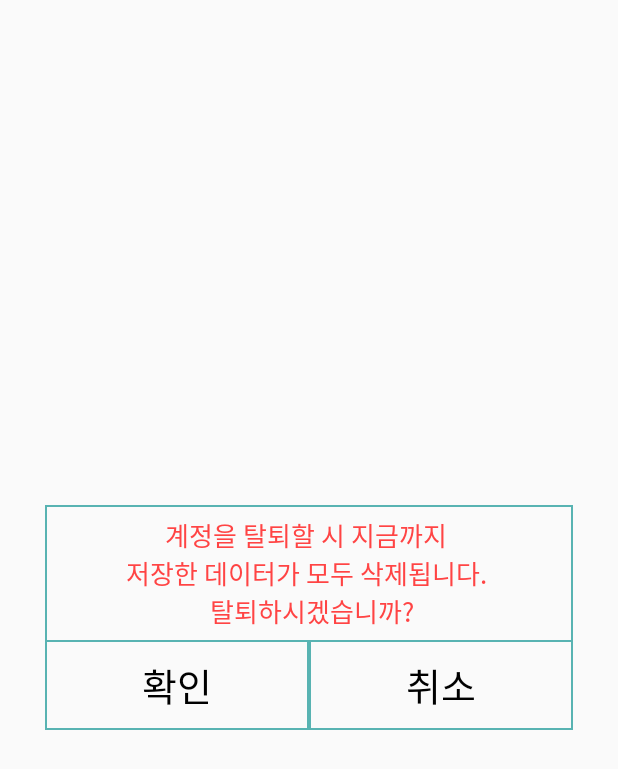
After one commit to SimplePro/TodoAndMemo2, an Android app: the layout secession_dialog.xml on its own in the app's theme, with its tools: preview values and no code run, on a phone screen of 412 x 824 dp. The commit adds this screen. Shown: the top 769 px of the screen. Run offline under Robolectric (Android 15) with nearby library versions, the phone set to English and light mode, and no system bars.

```diff
--- a/app/src/main/AndroidManifest.xml
+++ b/app/src/main/AndroidManifest.xml
@@ -11,7 +11,8 @@
         android:roundIcon="@mipmap/ic_launcher_round"
         android:supportsRtl="true"
         android:theme="@style/Theme.AppCompat.Light.NoActionBar">
-        <activity android:name=".activity.ChangePasswordChapterTwo"></activity>
+        <activity android:name=".activity.SecessionActivity"></activity>
+        <activity android:name=".activity.ChangePasswordChapterTwo" />
         <activity android:name=".activity.ChangePasswordChapterOne" />
         <activity android:name=".activity.SignUpActivity" />
         <activity android:name=".activity.LoginActivity" />
--- a/app/src/main/java/com/example/secondtodoandmemo/activity/ChangePasswordChapterOne.kt
+++ b/app/src/main/java/com/example/secondtodoandmemo/activity/ChangePasswordChapterOne.kt
@@ -43,6 +43,9 @@ class ChangePasswordChapterOne : AppCompatActivity() {
                         }
                     }
                 }
+                    .addOnFailureListener {
+                        Toast.makeText(applicationContext, "통신에 실패하였습니다.", Toast.LENGTH_LONG).show()
+                    }
             }
         }
     }
--- a/app/src/main/java/com/example/secondtodoandmemo/activity/ChangePasswordChapterTwo.kt
+++ b/app/src/main/java/com/example/secondtodoandmemo/activity/ChangePasswordChapterTwo.kt
@@ -43,6 +43,9 @@ class ChangePasswordChapterTwo : AppCompatActivity() {
                             val userData = UserForm(userGetId.toString(), password, userGetEmail.toString())
                             userDocRef.set(userData)
                         }
+                        .addOnFailureListener {
+                            Toast.makeText(applicationContext, "통신에 실패하였습니다.", Toast.LENGTH_LONG).show()
+                        }
                     val intent = Intent(this, MainActivity::class.java)
                     startActivity(intent)
                     finish()
--- a/app/src/main/java/com/example/secondtodoandmemo/activity/MainActivity.kt
+++ b/app/src/main/java/com/example/secondtodoandmemo/activity/MainActivity.kt
@@ -1272,7 +1272,9 @@ class MainActivity : AppCompatActivity(),
             }
 
             R.id.secession -> {
-//                val intent = Intent(this, )
+                val intent = Intent(this, SecessionActivity::class.java)
+                startActivity(intent)
+                finish()
             }
 
             R.id.changePassword -> {
--- /dev/null
+++ b/app/src/main/res/drawable/secession_answer_button_background.xml
@@ -0,0 +1,17 @@
+<?xml version="1.0" encoding="utf-8"?>
+<selector xmlns:android="http://schemas.android.com/apk/res/android">
+
+    <item>
+
+        <shape>
+
+            <stroke
+                android:width="1dp"
+                android:color="#58B3B2"/>
+
+
+        </shape>
+
+    </item>
+
+</selector>
--- /dev/null
+++ b/app/src/main/res/drawable/secession_cancel_button_background.xml
@@ -0,0 +1,17 @@
+<?xml version="1.0" encoding="utf-8"?>
+<selector xmlns:android="http://schemas.android.com/apk/res/android">
+
+    <item>
+
+        <shape>
+
+            <stroke
+                android:width="1dp"
+                android:color="#58B3B2"/>
+
+
+        </shape>
+
+    </item>
+
+</selector>
--- /dev/null
+++ b/app/src/main/res/drawable/secession_dialog_background.xml
@@ -0,0 +1,16 @@
+<?xml version="1.0" encoding="utf-8"?>
+<selector xmlns:android="http://schemas.android.com/apk/res/android">
+
+    <item>
+
+        <shape>
+
+            <stroke
+                android:width="1dp"
+                android:color="#58B3B2"/>
+
+        </shape>
+
+    </item>
+
+</selector>
--- /dev/null
+++ b/app/src/main/res/layout/secession_dialog.xml
@@ -0,0 +1,60 @@
+<?xml version="1.0" encoding="utf-8"?>
+<RelativeLayout xmlns:android="http://schemas.android.com/apk/res/android"
+    android:layout_width="match_parent"
+    android:layout_height="match_parent"
+    android:layout_gravity="center"
+    android:layout_marginHorizontal="30dp"
+    xmlns:app="http://schemas.android.com/apk/res-auto"
+    >
+
+    <androidx.constraintlayout.widget.ConstraintLayout
+        android:layout_centerInParent="true"
+        android:background="@drawable/secession_dialog_background"
+        android:layout_width="match_parent"
+        android:layout_height="150dp"
+        >
+
+        <TextView
+            android:layout_width="wrap_content"
+            android:layout_height="wrap_content"
+            android:text="계정을 탈퇴할 시 지금까지 \n저장한 데이터가 모두 삭제됩니다. \n 탈퇴하시겠습니까?"
+            android:gravity="center"
+            app:layout_constraintBottom_toTopOf="@id/secessionAnswerButtonDialog"
+            app:layout_constraintTop_toTopOf="parent"
+            app:layout_constraintRight_toRightOf="parent"
+            app:layout_constraintLeft_toLeftOf="parent"
+            android:fontFamily="@font/mapo"
+            android:textColor="@android:color/holo_red_light"
+            android:textSize="17dp"/>
+
+        <Button
+            android:background="@drawable/secession_answer_button_background"
+            android:id="@+id/secessionAnswerButtonDialog"
+            android:layout_width="0dp"
+            android:layout_height="60dp"
+            app:layout_constraintLeft_toLeftOf="parent"
+            app:layout_constraintBottom_toBottomOf="parent"
+            app:layout_constraintRight_toLeftOf="@id/secessionCancelButtonDialog"
+            android:text="확인"
+            android:fontFamily="@font/mapo"
+            android:textSize="25dp"
+            android:textColor="@android:color/black"
+            />
+
+        <Button
+            android:background="@drawable/secession_cancel_button_background"
+            android:id="@+id/secessionCancelButtonDialog"
+            android:layout_width="0dp"
+            android:layout_height="60dp"
+            app:layout_constraintRight_toRightOf="parent"
+            app:layout_constraintBottom_toBottomOf="parent"
+            app:layout_constraintLeft_toRightOf="@id/secessionAnswerButtonDialog"
+            android:text="취소"
+            android:fontFamily="@font/mapo"
+            android:textSize="25dp"
+            android:textColor="@android:color/black"
+            />
+
+    </androidx.constraintlayout.widget.ConstraintLayout>
+
+</RelativeLayout>
```
Also changed, not shown: app/src/main/java/com/example/secondtodoandmemo/activity/SecessionActivity.kt (added, +83 -0 lines), app/src/main/res/layout/activity_secession.xml (added, +67 -0 lines).
